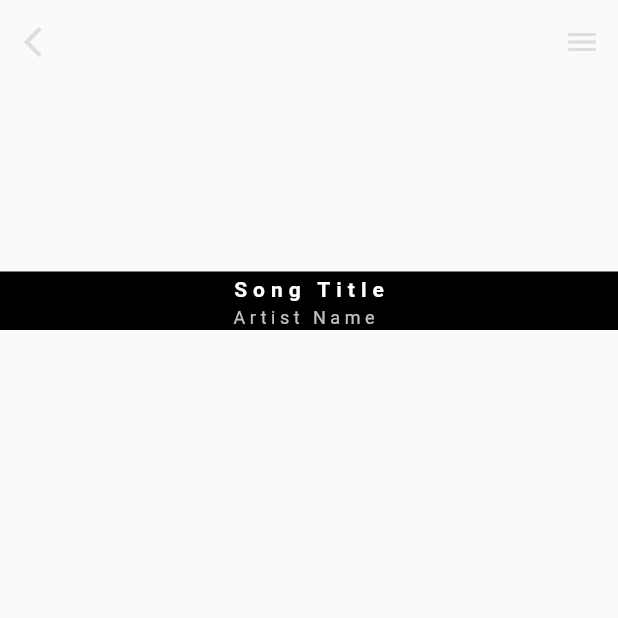
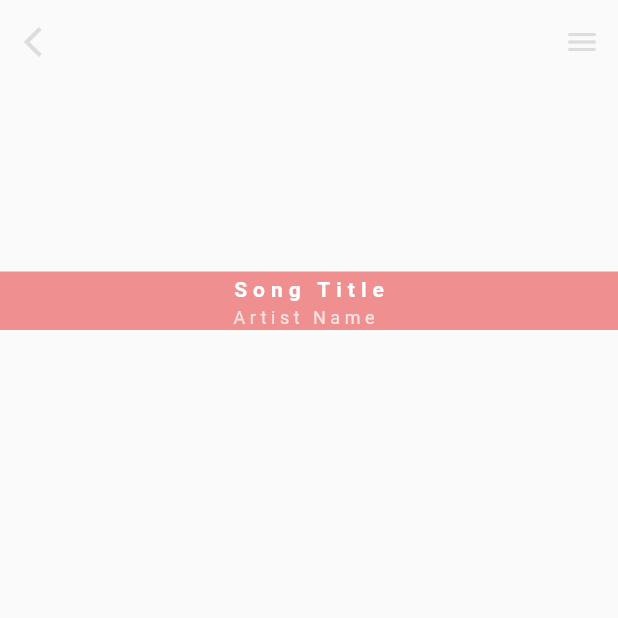
Before and after one commit to rydein/flutter_challenge_mp, a Flutter app: the screen it shows after launch, on a phone screen of 412 x 824 dp, the top half of it. Run offline on Flutter 3.47's test engine with Material 2 defaults, Android fonts, the phone set to English and light mode, and no system bars.

Commit message:
mod background color

```diff
--- a/lib/main.dart
+++ b/lib/main.dart
@@ -1,4 +1,5 @@
 import 'package:flutter/material.dart';
+import 'package:flutter_challenge_mp/theme.dart';
 
 void main() => runApp(new MyApp());
 
@@ -62,7 +63,7 @@ class _MyHomePageState extends State<MyHomePage> {
 
           // Song title, artist name, and controls
           new Container(
-              color: Colors.black,
+              color: accentColor,
               child: new Column(
                 children: <Widget>[
                   new RichText(
--- /dev/null
+++ b/lib/theme.dart
@@ -0,0 +1,5 @@
+import 'package:flutter/material.dart';
+
+const Color accentColor = const Color(0xFFf08f8f);
+const Color lightAccentColor = const Color(0xFFFFAFAF);
+const Color darkAccentColor = const Color(0xFFD06F6F);
```
